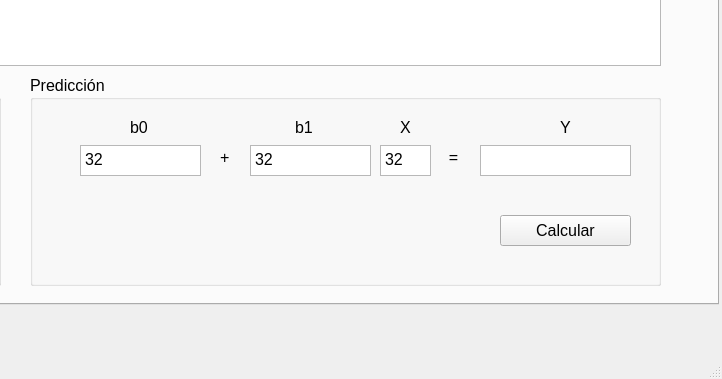
This is ui_principal.ui in Balzhoyt/RegresionLineal-PyQt5 as Qt 5 draws it before an edit; both pictures show x 408 to 1130 and y 385 to 764 of the 1130 by 764 pixel window. The edited form follows.
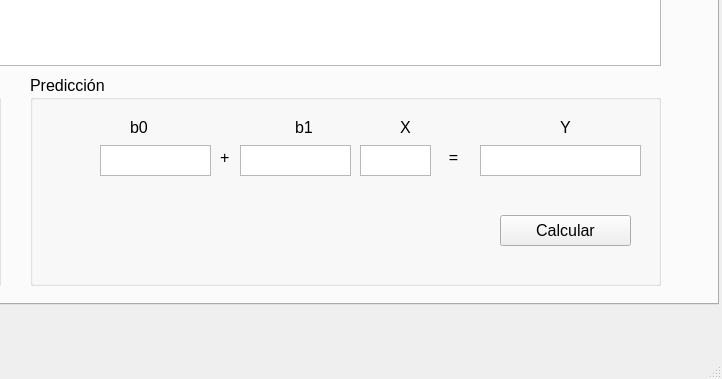
This is the edited form. The open tabs and pages were chosen to show the change.

What changed in the file:
```diff
--- a/ui_principal.ui
+++ b/ui_principal.ui
@@ -295,16 +295,6 @@
         <string>Y</string>
        </property>
       </widget>
-      <widget class="QTextEdit" name="txtY">
-       <property name="geometry">
-        <rect>
-         <x>450</x>
-         <y>70</y>
-         <width>151</width>
-         <height>31</height>
-        </rect>
-       </property>
-      </widget>
       <widget class="QLabel" name="lbValoresX_8">
        <property name="geometry">
         <rect>
@@ -318,29 +308,6 @@
         <string>X</string>
        </property>
       </widget>
-      <widget class="QTextEdit" name="txtX">
-       <property name="geometry">
-        <rect>
-         <x>350</x>
-         <y>70</y>
-         <width>51</width>
-         <height>31</height>
-        </rect>
-       </property>
-       <property name="sizePolicy">
-        <sizepolicy hsizetype="Fixed" vsizetype="Fixed">
-         <horstretch>0</horstretch>
-         <verstretch>0</verstretch>
-        </sizepolicy>
-       </property>
-       <property name="html">
-        <string>&lt;!DOCTYPE HTML PUBLIC &quot;-//W3C//DTD HTML 4.0//EN&quot; &quot;http://www.w3.org/TR/REC-html40/strict.dtd&quot;&gt;
-&lt;html&gt;&lt;head&gt;&lt;meta name=&quot;qrichtext&quot; content=&quot;1&quot; /&gt;&lt;style type=&quot;text/css&quot;&gt;
-p, li { white-space: pre-wrap; }
-&lt;/style&gt;&lt;/head&gt;&lt;body style=&quot; font-family:'MS Shell Dlg 2'; font-size:12pt; font-weight:400; font-style:normal;&quot;&gt;
-&lt;p style=&quot; margin-top:0px; margin-bottom:0px; margin-left:0px; margin-right:0px; -qt-block-indent:0; text-indent:0px;&quot;&gt;32&lt;/p&gt;&lt;/body&gt;&lt;/html&gt;</string>
-       </property>
-      </widget>
       <widget class="QLabel" name="lbValoresX_9">
        <property name="geometry">
         <rect>
@@ -354,23 +321,6 @@
         <string>  = </string>
        </property>
       </widget>
-      <widget class="QTextEdit" name="txtB1">
-       <property name="geometry">
-        <rect>
-         <x>220</x>
-         <y>70</y>
-         <width>121</width>
-         <height>31</height>
-        </rect>
-       </property>
-       <property name="html">
-        <string>&lt;!DOCTYPE HTML PUBLIC &quot;-//W3C//DTD HTML 4.0//EN&quot; &quot;http://www.w3.org/TR/REC-html40/strict.dtd&quot;&gt;
-&lt;html&gt;&lt;head&gt;&lt;meta name=&quot;qrichtext&quot; content=&quot;1&quot; /&gt;&lt;style type=&quot;text/css&quot;&gt;
-p, li { white-space: pre-wrap; }
-&lt;/style&gt;&lt;/head&gt;&lt;body style=&quot; font-family:'MS Shell Dlg 2'; font-size:12pt; font-weight:400; font-style:normal;&quot;&gt;
-&lt;p style=&quot; margin-top:0px; margin-bottom:0px; margin-left:0px; margin-right:0px; -qt-block-indent:0; text-indent:0px;&quot;&gt;32&lt;/p&gt;&lt;/body&gt;&lt;/html&gt;</string>
-       </property>
-      </widget>
       <widget class="QLabel" name="lbValoresX_10">
        <property name="geometry">
         <rect>
@@ -397,32 +347,6 @@
         <string>b1</string>
        </property>
       </widget>
-      <widget class="QTextEdit" name="txtB0">
-       <property name="geometry">
-        <rect>
-         <x>50</x>
-         <y>70</y>
-         <width>121</width>
-         <height>31</height>
-        </rect>
-       </property>
-       <property name="sizePolicy">
-        <sizepolicy hsizetype="Fixed" vsizetype="Fixed">
-         <horstretch>0</horstretch>
-         <verstretch>0</verstretch>
-        </sizepolicy>
-       </property>
-       <property name="readOnly">
-        <bool>false</bool>
-       </property>
-       <property name="html">
-        <string>&lt;!DOCTYPE HTML PUBLIC &quot;-//W3C//DTD HTML 4.0//EN&quot; &quot;http://www.w3.org/TR/REC-html40/strict.dtd&quot;&gt;
-&lt;html&gt;&lt;head&gt;&lt;meta name=&quot;qrichtext&quot; content=&quot;1&quot; /&gt;&lt;style type=&quot;text/css&quot;&gt;
-p, li { white-space: pre-wrap; }
-&lt;/style&gt;&lt;/head&gt;&lt;body style=&quot; font-family:'MS Shell Dlg 2'; font-size:12pt; font-weight:400; font-style:normal;&quot;&gt;
-&lt;p style=&quot; margin-top:0px; margin-bottom:0px; margin-left:0px; margin-right:0px; -qt-block-indent:0; text-indent:0px;&quot;&gt;32&lt;/p&gt;&lt;/body&gt;&lt;/html&gt;</string>
-       </property>
-      </widget>
       <widget class="QLabel" name="lbValoresX_12">
        <property name="geometry">
         <rect>
@@ -436,6 +360,70 @@
         <string>b0</string>
        </property>
       </widget>
+      <widget class="QPlainTextEdit" name="txtB0">
+       <property name="geometry">
+        <rect>
+         <x>70</x>
+         <y>70</y>
+         <width>111</width>
+         <height>31</height>
+        </rect>
+       </property>
+       <property name="layoutDirection">
+        <enum>Qt::LeftToRight</enum>
+       </property>
+       <property name="plainText">
+        <string/>
+       </property>
+      </widget>
+      <widget class="QPlainTextEdit" name="txtB1">
+       <property name="geometry">
+        <rect>
+         <x>210</x>
+         <y>70</y>
+         <width>111</width>
+         <height>31</height>
+        </rect>
+       </property>
+       <property name="layoutDirection">
+        <enum>Qt::LeftToRight</enum>
+       </property>
+       <property name="plainText">
+        <string/>
+       </property>
+      </widget>
+      <widget class="QPlainTextEdit" name="txtX">
+       <property name="geometry">
+        <rect>
+         <x>330</x>
+         <y>70</y>
+         <width>71</width>
+         <height>31</height>
+        </rect>
+       </property>
+       <property name="layoutDirection">
+        <enum>Qt::LeftToRight</enum>
+       </property>
+       <property name="plainText">
+        <string/>
+       </property>
+      </widget>
+      <widget class="QPlainTextEdit" name="txtY">
+       <property name="geometry">
+        <rect>
+         <x>450</x>
+         <y>70</y>
+         <width>161</width>
+         <height>31</height>
+        </rect>
+       </property>
+       <property name="layoutDirection">
+        <enum>Qt::LeftToRight</enum>
+       </property>
+       <property name="plainText">
+        <string/>
+       </property>
+      </widget>
      </widget>
     </widget>
     <widget class="QWidget" name="tabEstadisticas">
```
Left out of the diff: 35 changed lines with no effect on the pictures.
